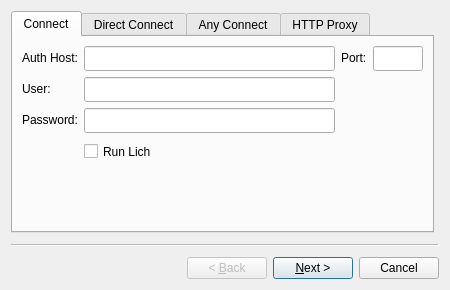
matoom/frostbite, file gui/connectwizard.ui: the form before one commit.
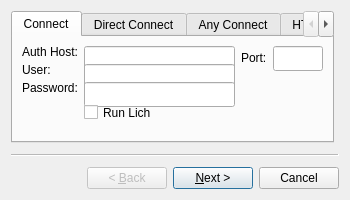
The form after the commit. The open tabs and pages were chosen to show the change. Icons and pictures are not drawn. Custom widgets are drawn as their Qt base class.

```diff
--- a/gui/connectwizard.ui
+++ b/gui/connectwizard.ui
@@ -6,8 +6,8 @@
    <rect>
     <x>0</x>
     <y>0</y>
-    <width>450</width>
-    <height>290</height>
+    <width>350</width>
+    <height>200</height>
    </rect>
   </property>
   <property name="sizePolicy">
@@ -18,8 +18,8 @@
   </property>
   <property name="minimumSize">
    <size>
-    <width>450</width>
-    <height>250</height>
+    <width>350</width>
+    <height>200</height>
    </size>
   </property>
   <property name="windowTitle">
@@ -65,8 +65,8 @@
       </property>
       <property name="minimumSize">
        <size>
-        <width>200</width>
-        <height>150</height>
+        <width>0</width>
+        <height>0</height>
        </size>
       </property>
       <property name="tabPosition">
@@ -109,7 +109,7 @@
                 </property>
                 <property name="minimumSize">
                  <size>
-                  <width>100</width>
+                  <width>75</width>
                   <height>25</height>
                  </size>
                 </property>
@@ -141,7 +141,7 @@
                 </property>
                 <property name="minimumSize">
                  <size>
-                  <width>100</width>
+                  <width>75</width>
                   <height>25</height>
                  </size>
                 </property>
@@ -170,7 +170,7 @@
                 </property>
                 <property name="minimumSize">
                  <size>
-                  <width>100</width>
+                  <width>75</width>
                   <height>25</height>
                  </size>
                 </property>
```
Left out of the diff: 10 changed lines with no effect on the pictures.
